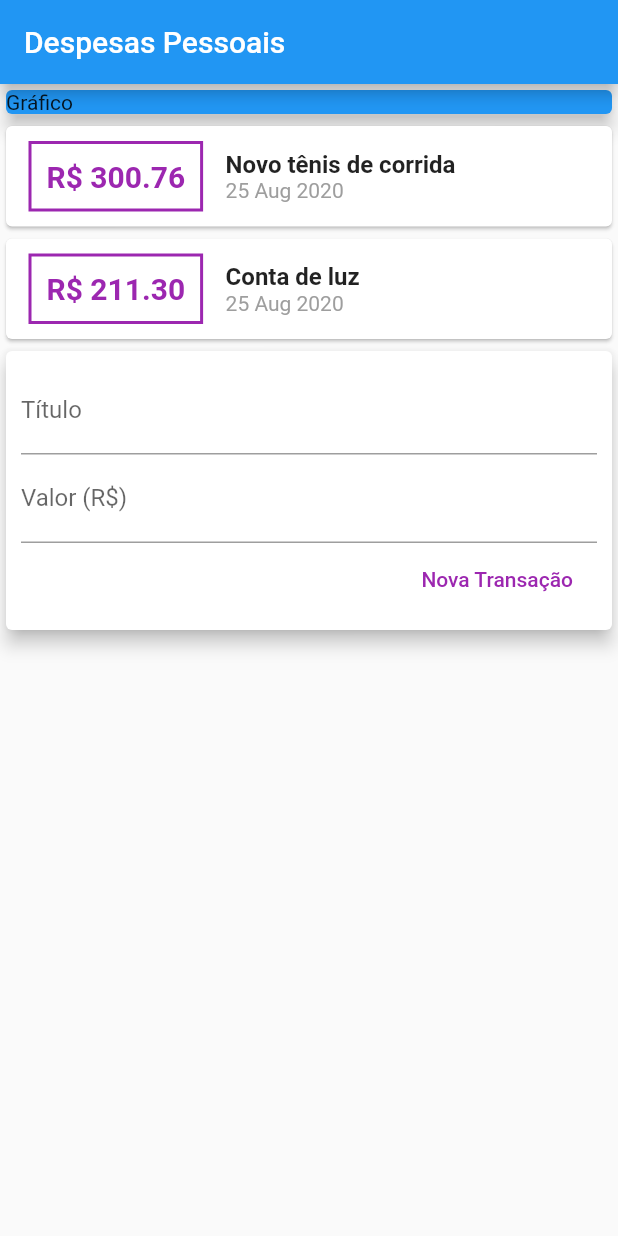
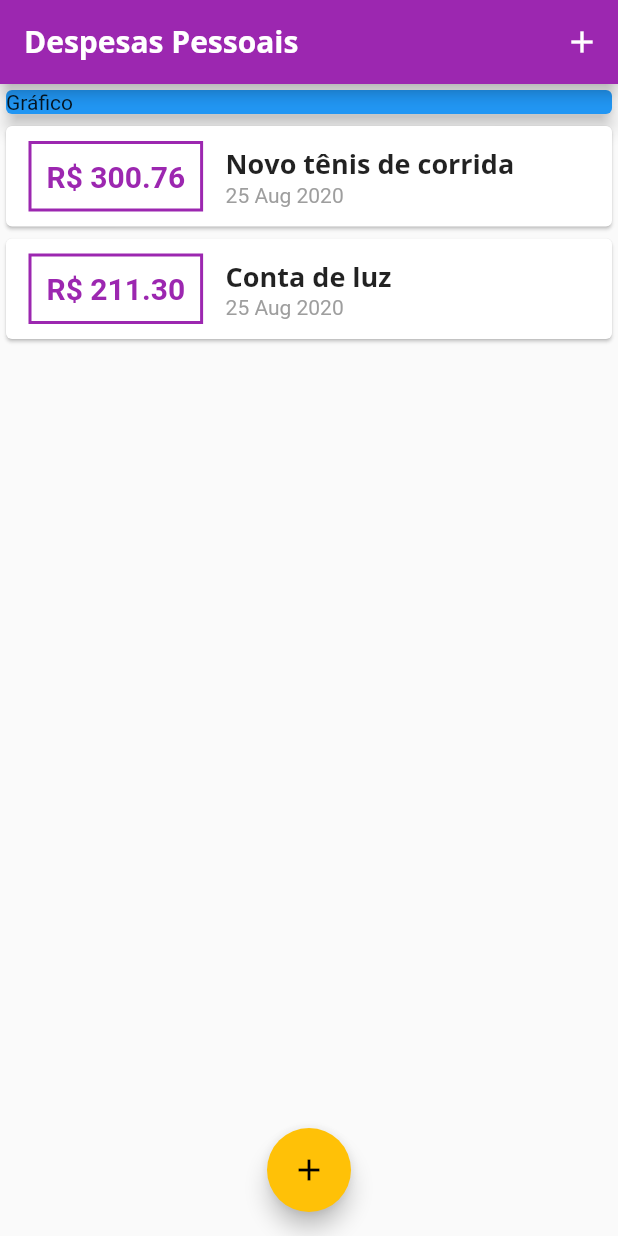
Before and after one commit to felipegabriel1942/despesas-flutter, a Flutter app: the screen it shows after launch, on a phone screen of 412 x 824 dp. Run offline on Flutter 3.47's test engine with Material 2 defaults, Android fonts, the phone set to English and light mode, and no system bars.

Commit message:
Implementando temas

```diff
--- /dev/null
+++ b/lib/components/transaction_list.dart
@@ -0,0 +1,58 @@
+import 'package:flutter/material.dart';
+import 'package:flutter/widgets.dart';
+
+import 'package:intl/intl.dart';
+
+import 'package:expenses/models/transaction.dart';
+
+class TransactionList extends StatelessWidget {
+  List<Transaction> transactions;
+
+  TransactionList(this.transactions);
+
+  @override
+  Widget build(BuildContext context) {
+    return Container(
+      height: 300,
+      child: ListView.builder(
+        itemCount: transactions.length,
+        itemBuilder: (context, index) {
+          final tr = transactions[index];
+          return Card(
+            child: Row(
+              children: <Widget>[
+                Container(
+                  margin: EdgeInsets.symmetric(horizontal: 15, vertical: 10),
+                  decoration: BoxDecoration(
+                      border: Border.all(
+                          color: Theme.of(context).primaryColor, width: 2)),
+                  padding: EdgeInsets.all(10),
+                  child: Text(
+                    'R\$ ${tr.value.toStringAsFixed(2)}',
+                    style: TextStyle(
+                        fontWeight: FontWeight.bold,
+                        fontSize: 20,
+                        color: Theme.of(context).primaryColor),
+                  ),
+                ),
+                Column(
+                  crossAxisAlignment: CrossAxisAlignment.start,
+                  children: <Widget>[
+                    Text(
+                      tr.title,
+                      style: Theme.of(context).textTheme.headline6
+                    ),
+                    Text(
+                      DateFormat('d MMM y').format(tr.date),
+                      style: TextStyle(color: Colors.grey),
+                    )
+                  ],
+                )
+              ],
+            ),
+          );
+        },
+      ),
+    );
+  }
+}
--- a/lib/main.dart
+++ b/lib/main.dart
@@ -1,22 +1,54 @@
 import 'package:flutter/material.dart';
+
+import 'dart:math';
+
+import 'package:expenses/components/transaction_list.dart';
 import 'package:expenses/models/transaction.dart';
-import 'package:intl/intl.dart';
+import 'package:expenses/components/transaction_form.dart';
 
 main() => runApp(ExpensesApp());
 
-class ExpensesApp extends StatelessWidget {
+class ExpensesApp extends StatefulWidget {
+  @override
+  _ExpensesAppState createState() => _ExpensesAppState();
+}
+
+class _ExpensesAppState extends State<ExpensesApp> {
   @override
   Widget build(BuildContext context) {
     return MaterialApp(
       home: MyHomePage(),
+      theme: ThemeData(
+        primarySwatch: Colors.purple,
+        accentColor: Colors.amber,
+        fontFamily: 'Quicksand',
+        textTheme: ThemeData.light().textTheme.copyWith(
+          headline6: TextStyle(
+            fontFamily: 'OpenSans',
+            fontSize: 18,
+            fontWeight: FontWeight.bold
+          )
+        ),
+        appBarTheme: AppBarTheme(
+          textTheme: ThemeData.light().textTheme.copyWith(
+            headline6: TextStyle(
+              fontFamily: 'OpenSans',
+              fontSize: 20,
+              fontWeight: FontWeight.bold
+            )
+          )
+        )
+      ),
     );
   }
 }
 
-class MyHomePage extends StatelessWidget {
-  final titleController = TextEditingController();
-  final valueController = TextEditingController();
+class MyHomePage extends StatefulWidget {
+  @override
+  _MyHomePageState createState() => _MyHomePageState();
+}
 
+class _MyHomePageState extends State<MyHomePage> {
   final _transactions = [
     Transaction(
         id: 't1',
@@ -27,13 +59,43 @@ class MyHomePage extends StatelessWidget {
         id: 't2', title: 'Conta de luz', value: 211.30, date: DateTime.now()),
   ];
 
+  _addTransaction(String title, double value) {
+    final newTransaction = Transaction(
+      id: Random().nextDouble().toString(),
+      title: title,
+      value: value,
+      date: DateTime.now(),
+    );
+
+    setState(() {
+      _transactions.add(newTransaction);
+    });
+
+    Navigator.of(context).pop();
+  }
+
+  _openTransactionFormModal(BuildContext context) {
+    showModalBottomSheet(
+        context: context,
+        builder: (context) {
+          return TransactionForm(_addTransaction);
+        });
+  }
+
   @override
   Widget build(BuildContext context) {
     return Scaffold(
-        appBar: AppBar(
-          title: Text('Despesas Pessoais'),
-        ),
-        body: Column(
+      appBar: AppBar(
+        title: Text('Despesas Pessoais'),
+        actions: [
+          IconButton(
+            icon: Icon(Icons.add),
+            onPressed: () => _openTransactionFormModal(context),
+          )
+        ],
+      ),
+      body: SingleChildScrollView(
+        child: Column(
           crossAxisAlignment: CrossAxisAlignment.stretch,
           children: <Widget>[
             Container(
@@ -43,73 +105,15 @@ class MyHomePage extends StatelessWidget {
                 elevation: 5,
               ),
             ),
-            Column(
-              children: _transactions.map((tr) {
-                return Card(
-                  child: Row(
-                    children: <Widget>[
-                      Container(
-                        margin:
-                            EdgeInsets.symmetric(horizontal: 15, vertical: 10),
-                        decoration: BoxDecoration(
-                            border: Border.all(color: Colors.purple, width: 2)),
-                        padding: EdgeInsets.all(10),
-                        child: Text(
-                          'R\$ ${tr.value.toStringAsFixed(2)}',
-                          style: TextStyle(
-                              fontWeight: FontWeight.bold,
-                              fontSize: 20,
-                              color: Colors.purple),
-                        ),
-                      ),
-                      Column(
-                        crossAxisAlignment: CrossAxisAlignment.start,
-                        children: <Widget>[
-                          Text(
-                            tr.title,
-                            style: TextStyle(
-                                fontSize: 16, fontWeight: FontWeight.bold),
-                          ),
-                          Text(
-                            DateFormat('d MMM y').format(tr.date),
-                            style: TextStyle(color: Colors.grey),
-                          )
-                        ],
-                      )
-                    ],
-                  ),
-                );
-              }).toList(),
-            ),
-            Card(
-              elevation: 5,
-              child: Padding(
-                padding: const EdgeInsets.all(10.0),
-                child: Column(
-                  children: [
-                    TextField(
-                      onChanged: (newValue) => titleController.text = newValue,
-                      decoration: InputDecoration(labelText: 'Título'),
-                    ),
-                    TextField(
-                      onChanged: (newValue) => valueController.text = newValue,
-                      decoration: InputDecoration(labelText: 'Valor (R\$)'),
-                    ),
-                    Row(
-                      mainAxisAlignment: MainAxisAlignment.end,
-                      children: [
-                        FlatButton(
-                          child: Text('Nova Transação'),
-                          textColor: Colors.purple,
-                          onPressed: () {},
-                        ),
-                      ],
-                    )
-                  ],
-                ),
-              ),
-            )
+            TransactionList(_transactions)
           ],
-        ));
+        ),
+      ),
+      floatingActionButton: FloatingActionButton(
+        child: Icon(Icons.add),
+        onPressed: () => _openTransactionFormModal(context),
+      ),
+      floatingActionButtonLocation: FloatingActionButtonLocation.centerFloat,
+    );
   }
 }
```
Also changed, not shown: lib/components/transaction_form.dart (added, +59 -0 lines), pubspec.yaml (+11 -6 lines), assets/fonts/OpenSans-Bold.ttf (added), assets/fonts/OpenSans-Regular.ttf (added), assets/fonts/Quicksand-Bold.ttf (added), assets/fonts/Quicksand-Light.ttf (added), assets/fonts/Quicksand-Medium.ttf (added), assets/fonts/Quicksand-Regular.ttf (added).
